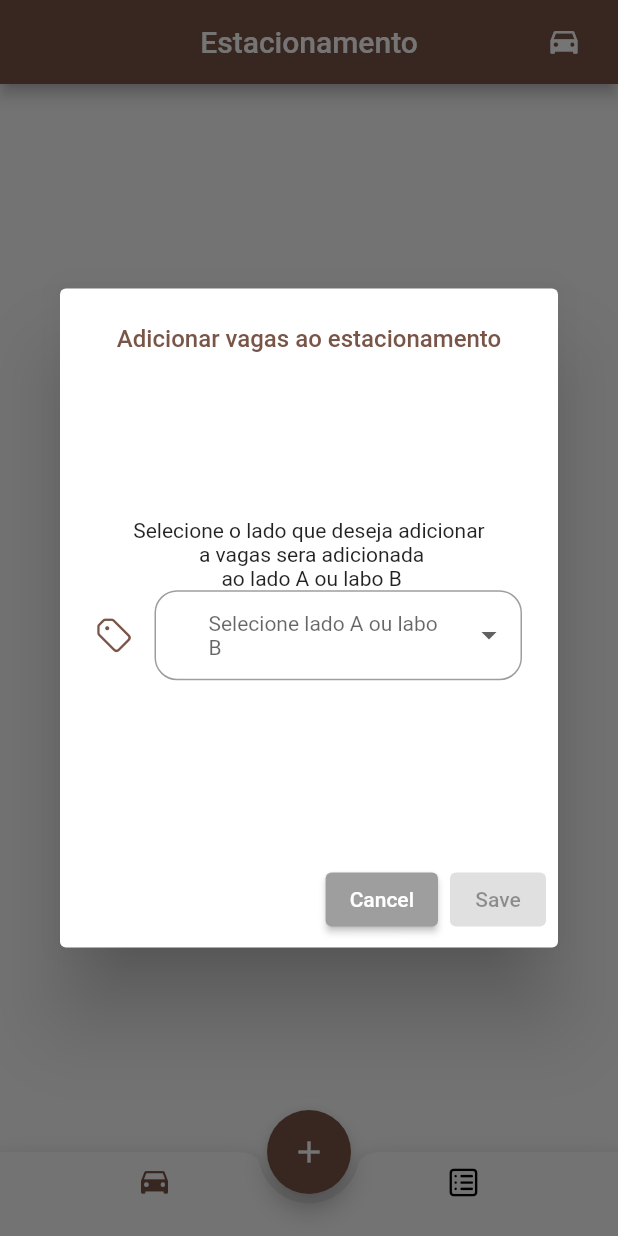
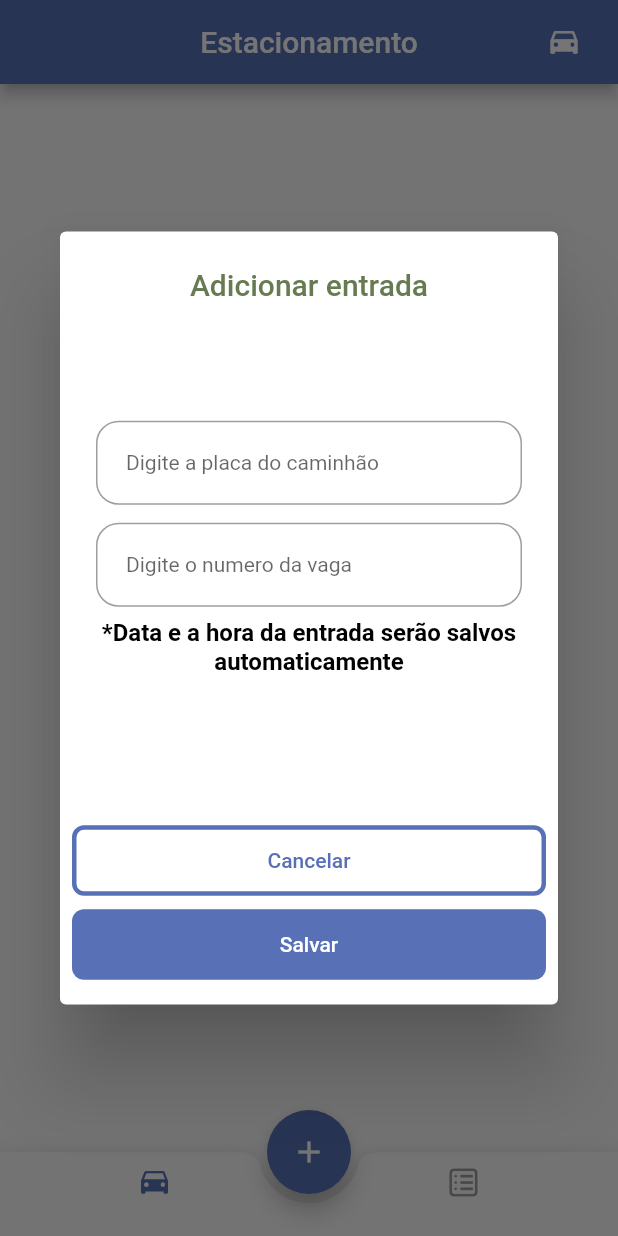
Before and after one commit to AnaCarolinaMoreira/app_parking, a Flutter app: the screen it shows after launch, after a tap on the "add" icon, on a phone screen of 412 x 824 dp. Run offline on Flutter 3.47's test engine with Material 2 defaults, Android fonts, the phone set to English and light mode, and no system bars; our stand-ins replace cloud_firestore, equatable, firebase_core, flutter_screenutil, fluttertoast; accounts and stored records are empty.

```diff
--- /dev/null
+++ b/lib/app/common/buttons.dart
@@ -0,0 +1,52 @@
+// ignore_for_file: must_be_immutable
+
+import 'package:flutter/material.dart';
+import 'package:flutter/widgets.dart';
+// import 'package:flutter_screenutil/flutter_screenutil.dart';
+
+class FlatElevatedIconButton extends StatelessWidget {
+  Function()? onPressed;
+  final double width;
+  final String text;
+  Color? backgroundColor;
+  Color? borderColor;
+  Color? textColor;
+
+  EdgeInsets? padding;
+  EdgeInsets? margin;
+
+  FlatElevatedIconButton({
+    super.key,
+    this.onPressed,
+    required this.width,
+    required this.text,
+    this.backgroundColor,
+    this.borderColor,
+    this.textColor,
+    this.padding,
+    this.margin,
+  });
+
+  @override
+  Widget build(BuildContext context) {
+    return Container(
+        margin: margin,
+        padding: padding ?? EdgeInsets.zero,
+        child: ElevatedButton(
+          style: ElevatedButton.styleFrom(
+            shadowColor: Colors.transparent,
+            minimumSize: Size(width, 47),
+            backgroundColor: backgroundColor,
+            shape: RoundedRectangleBorder(
+              side: BorderSide(color: borderColor ?? Colors.transparent, width: 3),
+              borderRadius: BorderRadius.circular(8),
+            ),
+          ),
+          onPressed: onPressed,
+          child: Text(
+            text,
+            style: TextStyle(color: textColor),
+          ),
+        ));
+  }
+}
--- a/lib/app/common/colors.dart
+++ b/lib/app/common/colors.dart
@@ -6,4 +6,14 @@ class AppColors {
   static const Color salmonColor = Color(0xFFef8076);
   static const Color greenShadeColor = Color(0xFF667b51);
   static const Color blueShadeColor = Color(0xFF5871b6);
+  static const Color title = Color(0xFF212529);
+  static const Color body = Color(0xFF3A3A3A);
+  static const Color label = Color(0xFF7E868A);
+  static const Color placeholder = Color(0xFFA0A3BD);
+  static const Color line = Color(0xFFDEE2E6);
+  static const Color inputBackground = Color(0xFFECECEC);
+  static const Color background = Color(0xFFFAFAFA);
+  static const Color offWhite = Color(0xFFFCFCFC);
+  static const Color white = Color(0xFFFFFFFF);
+  Color successDark() => const Color(0xFF1B4B1C);
 }
--- a/lib/app/modules/historic/presenter/screens/historic_screen.dart
+++ b/lib/app/modules/historic/presenter/screens/historic_screen.dart
@@ -1,4 +1,5 @@
-import 'package:flutter/cupertino.dart';
+import 'package:app_parking/app/common/colors.dart';
+import 'package:cloud_firestore/cloud_firestore.dart';
 import 'package:flutter/material.dart';
 
 class HistoricScreen extends StatefulWidget {
@@ -9,8 +10,54 @@ class HistoricScreen extends StatefulWidget {
 }
 
 class _HistoricScreenState extends State<HistoricScreen> {
+  final fireStore = FirebaseFirestore.instance;
+
   @override
   Widget build(BuildContext context) {
-    return Column();
+    return Container(
+      margin: const EdgeInsets.all(10.0),
+      child: StreamBuilder<QuerySnapshot>(
+        stream: fireStore.collection('parking').snapshots(),
+        builder: (context, snapshot) {
+          if (!snapshot.hasData) {
+            return const Text('Nada por aqui :(');
+          } else {
+            return ListView(
+              children: snapshot.data!.docs.map((DocumentSnapshot document) {
+                Map<String, dynamic> data = document.data()! as Map<String, dynamic>;
+                return Container(
+                  height: 100,
+                  margin: const EdgeInsets.only(bottom: 15.0),
+                  decoration: BoxDecoration(
+                    borderRadius: BorderRadius.circular(15.0),
+                    color: Colors.white,
+                    boxShadow: const [
+                      BoxShadow(
+                        color: AppColors.shadowColor,
+                        blurRadius: 5.0,
+                        offset: Offset(0, 5),
+                      ),
+                    ],
+                  ),
+                  child: ListTile(
+                    title: Text('Placa do caminhao: ${data['plateTruck'] ?? ''}'),
+                    subtitle: Column(
+                      mainAxisAlignment: MainAxisAlignment.start,
+                      crossAxisAlignment: CrossAxisAlignment.start,
+                      children: [
+                        Text('Horário de entrada: ${data['entryTime'] ?? ''}'),
+                        Text('Horário de saída: ${data['exitTime'] ?? ''}'),
+                      ],
+                    ),
+                    isThreeLine: true,
+                    dense: true,
+                  ),
+                );
+              }).toList(),
+            );
+          }
+        },
+      ),
+    );
   }
 }
--- a/lib/app/modules/home/presenter/screens/home_screen.dart
+++ b/lib/app/modules/home/presenter/screens/home_screen.dart
@@ -1,7 +1,7 @@
+import 'package:app_parking/app/common/colors.dart';
 import 'package:app_parking/app/modules/historic/presenter/screens/historic_screen.dart';
 import 'package:app_parking/app/modules/home/presenter/widget/add_parked_dialog.dart';
-import 'package:app_parking/app/modules/parking/presenter/screens/garage_screnn.dart';
-import 'package:app_parking/app/modules/parking/presenter/screens/parking_screen.dart';
+import 'package:app_parking/app/modules/parking/presenter/screens/garage_screen.dart';
 import 'package:flutter/cupertino.dart';
 import 'package:flutter/material.dart';
 
@@ -20,6 +20,7 @@ class _HomeScreenState extends State<HomeScreen> {
   Widget build(BuildContext context) {
     return Scaffold(
       appBar: AppBar(
+        backgroundColor: AppColors.blueShadeColor,
         centerTitle: true,
         title: Text(_selectedIndex == 0 ? 'Estacionamento' : "Histórico"),
         actions: [
@@ -32,6 +33,7 @@ class _HomeScreenState extends State<HomeScreen> {
       extendBody: true,
       floatingActionButtonLocation: FloatingActionButtonLocation.centerDocked,
       floatingActionButton: FloatingActionButton(
+        backgroundColor: AppColors.blueShadeColor,
         onPressed: () {
           showDialog(
             context: context,
@@ -50,8 +52,8 @@ class _HomeScreenState extends State<HomeScreen> {
           height: kBottomNavigationBarHeight,
           child: BottomNavigationBar(
             currentIndex: _selectedIndex,
-            selectedItemColor: Colors.brown,
-            unselectedItemColor: Colors.black,
+            selectedItemColor: AppColors.blueShadeColor,
+            unselectedItemColor: Colors.grey,
             onTap: (index) {
               setState(() {
                 _selectedIndex = index;
--- a/lib/app/modules/home/presenter/widget/add_parked_dialog.dart
+++ b/lib/app/modules/home/presenter/widget/add_parked_dialog.dart
@@ -1,15 +1,12 @@
-import 'package:app_parking/app/modules/parking/infra/models/truck_model.dart';
+import 'package:app_parking/app/common/buttons.dart';
+import 'package:app_parking/app/common/colors.dart';
 import 'package:app_parking/app/modules/parking/infra/models/truck_model.dart';
 import 'package:cloud_firestore/cloud_firestore.dart';
-import 'package:dropdown_button2/dropdown_button2.dart';
-import 'package:flutter/cupertino.dart';
 import 'package:flutter/material.dart';
 
 class AddParkedAlertDialog extends StatefulWidget {
-  // final Truck truck;
   const AddParkedAlertDialog({
     Key? key,
-    // required this.truck,
   }) : super(key: key);
 
   @override
@@ -17,15 +14,8 @@ class AddParkedAlertDialog extends StatefulWidget {
 }
 
 class _AddParkedAlertDialogState extends State<AddParkedAlertDialog> {
-  //vaga
-  // final TextEditingController numberParkedController = TextEditingController();
-  final List<String> sideTag = ['A', 'B'];
-  String selectedValue = '';
-
-//caminhao
+  final TextEditingController numberParkedController = TextEditingController();
   final TextEditingController plateTruckController = TextEditingController();
-  // String inputTime = '';
-  // String exitTime = '';
 
   @override
   Widget build(BuildContext context) {
@@ -34,9 +24,9 @@ class _AddParkedAlertDialogState extends State<AddParkedAlertDialog> {
     return AlertDialog(
       scrollable: true,
       title: const Text(
-        'Adicionar vagas ao estacionamento',
+        'Adicionar entrada',
         textAlign: TextAlign.center,
-        style: TextStyle(fontSize: 16, color: Colors.brown),
+        style: TextStyle(fontSize: 20, color: AppColors.greenShadeColor),
       ),
       content: SizedBox(
         height: height * 0.35,
@@ -46,80 +36,75 @@ class _AddParkedAlertDialogState extends State<AddParkedAlertDialog> {
             mainAxisAlignment: MainAxisAlignment.center,
             crossAxisAlignment: CrossAxisAlignment.center,
             children: <Widget>[
-              const Text(
-                'Selecione o lado que deseja adicionar\n a vagas sera adicionada\n ao lado A ou labo B',
-                style: TextStyle(fontSize: 14),
-                textAlign: TextAlign.center,
+              TextFormField(
+                controller: plateTruckController,
+                style: const TextStyle(fontSize: 14),
+                decoration: InputDecoration(
+                    contentPadding: const EdgeInsets.symmetric(
+                      horizontal: 20,
+                      vertical: 20,
                     ),
-              Row(
-                children: <Widget>[
-                  const Icon(CupertinoIcons.tag, color: Colors.brown),
-                  const SizedBox(width: 15.0),
-                  Expanded(
-                    child: DropdownButtonFormField2(
-                      decoration: InputDecoration(
-                        isDense: true,
-                        contentPadding: EdgeInsets.zero,
+                    // icon: const Icon(CupertinoIcons.square_list, color: Colors.black),
                     border: OutlineInputBorder(
                       borderRadius: BorderRadius.circular(15),
                     ),
+                    hintText: 'Digite a placa do caminhão'),
               ),
-                      isExpanded: true,
-                      hint: const Text(
-                        'Selecione lado A ou labo B',
-                        style: TextStyle(fontSize: 14),
+              const SizedBox(height: 12),
+              TextFormField(
+                controller: numberParkedController,
+                style: const TextStyle(fontSize: 14),
+                decoration: InputDecoration(
+                    contentPadding: const EdgeInsets.symmetric(
+                      horizontal: 20,
+                      vertical: 20,
                     ),
-                      buttonHeight: 60,
-                      buttonPadding: const EdgeInsets.only(left: 20, right: 10),
-                      dropdownDecoration: BoxDecoration(
+                    border: OutlineInputBorder(
                       borderRadius: BorderRadius.circular(15),
                     ),
-                      validator: (value) => value == null ? 'Por favor selecione um lado' : null,
-                      items: sideTag
-                          .map(
-                            (item) => DropdownMenuItem<String>(
-                              value: item,
-                              child: Text(
-                                item,
-                                style: const TextStyle(
-                                  fontSize: 14,
+                    hintText: 'Digite o numero da vaga'),
               ),
-                              ),
-                            ),
-                          )
-                          .toList(),
-                      onChanged: (String? value) => setState(
-                        () {
-                          if (value != null) selectedValue = value;
-                        },
-                      ),
-                    ),
-                  ),
-                ],
+              const SizedBox(height: 8),
+              const Text(
+                '*Data e a hora da entrada serão salvos automaticamente',
+                textAlign: TextAlign.center,
+                style: TextStyle(fontSize: 16, color: Colors.black, fontWeight: FontWeight.w700),
               ),
             ],
           ),
         ),
       ),
       actions: [
-        ElevatedButton(
+        FlatElevatedIconButton(
           onPressed: () {
             Navigator.of(context, rootNavigator: true).pop();
           },
-          style: ElevatedButton.styleFrom(
-            primary: Colors.grey,
+          width: MediaQuery.of(context).size.width,
+          text: 'Cancelar',
+          backgroundColor: Colors.white,
+          borderColor: AppColors.blueShadeColor,
+          textColor: AppColors.blueShadeColor,
+          margin: const EdgeInsets.only(top: 8),
         ),
-          child: const Text('Cancel'),
-        ),
-        ElevatedButton(
-          onPressed: selectedValue.isNotEmpty
-              ? () {
+        FlatElevatedIconButton(
+          margin: const EdgeInsets.symmetric(vertical: 8),
+          onPressed: () {
             _addTasks(
-                      truck: Truck(numberParked: '', side: selectedValue, parkedStatus: 'livre', plateTruck: '', entryTime: DateTime.now.toString(), departureTime: null, id: ''));
+                truck: Truck(
+              numberParked: numberParkedController.text,
+              side: '',
+              parkedStatus: 'ocupado',
+              plateTruck: plateTruckController.text,
+              entryTime: '${DateTime.now().hour}:${DateTime.now().minute} ${DateTime.now().day}/${DateTime.now().month}/${DateTime.now().year}',
+              departureTime: '',
+              id: '',
+            ));
             Navigator.of(context, rootNavigator: true).pop();
-                }
-              : null,
-          child: const Text('Save'),
+          },
+          width: MediaQuery.of(context).size.width,
+          text: 'Salvar',
+          backgroundColor: AppColors.blueShadeColor,
+          textColor: Colors.white,
         ),
       ],
     );
@@ -132,8 +117,8 @@ class _AddParkedAlertDialogState extends State<AddParkedAlertDialog> {
         'side': truck.side,
         'parkedStatus': truck.parkedStatus,
         'plateTruck': truck.plateTruck,
-        'entryTime': truck.entryTime.toString(),
-        'exitTime': truck.departureTime.toString(),
+        'entryTime': truck.entryTime != null ? truck.entryTime.toString() : '',
+        'departureTime': truck.departureTime != null ? truck.departureTime.toString() : '',
       },
     );
     String truckId = docRef.id;
--- a/lib/main.dart
+++ b/lib/main.dart
@@ -22,12 +22,9 @@ class ParkingApp extends StatelessWidget {
 
   @override
   Widget build(BuildContext context) {
-    return MaterialApp(
+    return const MaterialApp(
       debugShowCheckedModeBanner: false,
-      theme: ThemeData(
-        primarySwatch: Colors.brown,
-      ),
-      home: const HomeScreen(),
+      home: HomeScreen(),
     );
   }
 }
```
Also changed, not shown: lib/app/modules/parking/presenter/screens/parking_screen.dart (deleted, +0 -136 lines), lib/app/modules/parking/presenter/widget/checkbox.dart (added, +45 -0 lines), lib/app/modules/parking/presenter/widget/my_card.dart (+47 -14 lines), lib/app/modules/parking/presenter/widget/update_parked_alert_dialog.dart (+53 -33 lines), lib/app/modules/parking/presenter/screens/garage_screen.dart (renamed from lib/app/modules/parking/presenter/screens/garage_screnn.dart). Lines whose indentation alone changed are shown as unchanged.
